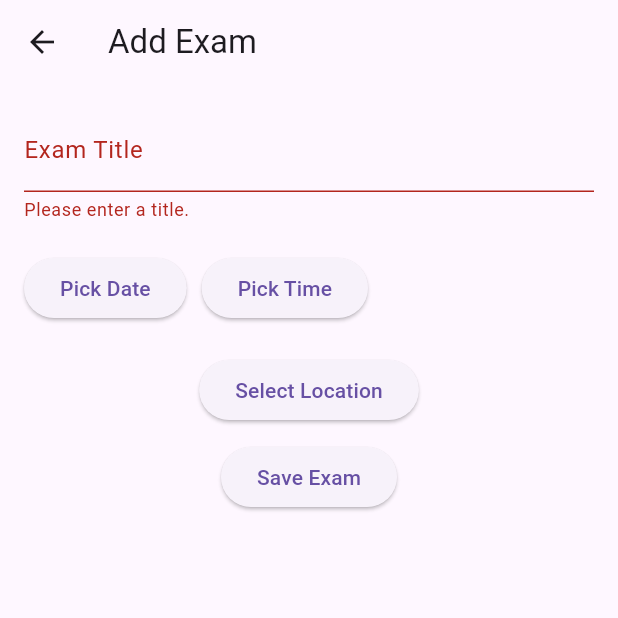
After one commit to GogoPro27/mobile-apps-mis, a Flutter app: the AddEventScreen screen opened directly, after a tap on "Save Exam", on a phone screen of 412 x 824 dp, the top half of it. The commit adds this screen. Run offline on Flutter 3.47's test engine with Material 3 defaults, Android fonts, the light colour scheme and no system bars; our stand-ins replace flutter_local_notifications, flutter_map, latlong2, table_calendar, timezone; network calls fail.

Commit message:
add lab 4

```diff
--- /dev/null
+++ b/lab_4/lib/main.dart
@@ -0,0 +1,29 @@
+import 'package:flutter/material.dart';
+import 'package:provider/provider.dart';
+import 'package:lab4/providers/exam_provider.dart';
+import 'package:lab4/screens/calendar_screen.dart';
+import 'package:lab4/screens/add_event_screen.dart';
+
+void main() {
+  runApp(const MyApp());
+}
+
+class MyApp extends StatelessWidget {
+  const MyApp({super.key});
+
+  @override
+  Widget build(BuildContext context) {
+    return ChangeNotifierProvider(
+      create: (_) => ExamProvider(),
+      child: MaterialApp(
+        title: 'Exam Schedule',
+        theme: ThemeData(primarySwatch: Colors.blue),
+        initialRoute: '/',
+        routes: {
+          '/': (context) => const CalendarScreen(),
+          '/add-event': (context) => const AddEventScreen(),
+        },
+      ),
+    );
+  }
+}
--- /dev/null
+++ b/lab_4/lib/models/exam_event.dart
@@ -0,0 +1,38 @@
+import 'package:latlong2/latlong.dart';
+
+class ExamEvent {
+  final String id;
+  final String title;
+  final DateTime dateTime;
+  final LatLng location;
+  final String locationName;
+
+  ExamEvent({
+    required this.id,
+    required this.title,
+    required this.dateTime,
+    required this.location,
+    required this.locationName,
+  });
+
+  Map<String, dynamic> toMap() {
+    return {
+      'id': id,
+      'title': title,
+      'dateTime': dateTime.toIso8601String(),
+      'latitude': location.latitude,
+      'longitude': location.longitude,
+      'locationName': locationName,
+    };
+  }
+
+  factory ExamEvent.fromMap(Map<String, dynamic> map) {
+    return ExamEvent(
+      id: map['id'],
+      title: map['title'],
+      dateTime: DateTime.parse(map['dateTime']),
+      location: LatLng(map['latitude'], map['longitude']),
+      locationName: map['locationName'],
+    );
+  }
+}
--- /dev/null
+++ b/lab_4/lib/providers/exam_provider.dart
@@ -0,0 +1,13 @@
+import 'package:flutter/foundation.dart';
+import 'package:lab4/models/exam_event.dart';
+
+class ExamProvider extends ChangeNotifier {
+  final List<ExamEvent> _exams = [];
+
+  List<ExamEvent> get exams => [..._exams];
+
+  void addExam(ExamEvent exam) {
+    _exams.add(exam);
+    notifyListeners();
+  }
+}
--- /dev/null
+++ b/lab_4/lib/screens/add_event_screen.dart
@@ -0,0 +1,152 @@
+import 'package:flutter/material.dart';
+import 'package:lab4/screens/map_screen.dart';
+import 'package:provider/provider.dart';
+import 'package:lab4/providers/exam_provider.dart';
+import 'package:lab4/models/exam_event.dart';
+import 'package:latlong2/latlong.dart';
+
+class AddEventScreen extends StatefulWidget {
+  const AddEventScreen({super.key});
+
+  @override
+  _AddEventScreenState createState() => _AddEventScreenState();
+}
+
+class _AddEventScreenState extends State<AddEventScreen> {
+  final _formKey = GlobalKey<FormState>();
+  String _title = '';
+  DateTime? _dateTime;
+  LatLng? _location;
+  String _locationName = '';
+
+  void _selectLocation() async {
+  final LatLng initialLocation = LatLng(42.0, 21.0); // Default location
+  final LatLng? selectedLocation = await Navigator.of(context).push(
+    MaterialPageRoute(
+      builder: (ctx) => MapScreen(
+        initialLocation: initialLocation,
+        isReadOnly: false, // Allow selecting a new location
+      ),
+    ),
+  );
+
+  if (selectedLocation != null) {
+    setState(() {
+      _location = selectedLocation;
+      _locationName = 'Selected Location'; // Replace with an actual name if needed
+    });
+  }
+}
+
+  void _pickDate() async {
+    final DateTime? pickedDate = await showDatePicker(
+      context: context,
+      initialDate: DateTime.now(),
+      firstDate: DateTime.now(),
+      lastDate: DateTime(2030),
+    );
+
+    if (pickedDate != null) {
+      setState(() {
+        _dateTime = pickedDate;
+      });
+    }
+  }
+
+  void _pickTime() async {
+    final TimeOfDay? pickedTime = await showTimePicker(
+      context: context,
+      initialTime: TimeOfDay.now(),
+    );
+
+    if (pickedTime != null) {
+      setState(() {
+        if (_dateTime != null) {
+          _dateTime = DateTime(
+            _dateTime!.year,
+            _dateTime!.month,
+            _dateTime!.day,
+            pickedTime.hour,
+            pickedTime.minute,
+          );
+        }
+      });
+    }
+  }
+
+  void _submitForm() {
+    if (_formKey.currentState!.validate() &&
+        _location != null &&
+        _dateTime != null) {
+      _formKey.currentState!.save();
+      Provider.of<ExamProvider>(context, listen: false).addExam(
+        ExamEvent(
+          id: DateTime.now().toString(),
+          title: _title,
+          dateTime: _dateTime!,
+          location: _location!,
+          locationName: _locationName,
+        ),
+      );
+      Navigator.of(context).pop(); // Navigate back to the previous screen
+    }
+  }
+
+  @override
+  Widget build(BuildContext context) {
+    return Scaffold(
+      appBar: AppBar(title: const Text('Add Exam')),
+      body: Padding(
+        padding: const EdgeInsets.all(16.0),
+        child: Form(
+          key: _formKey,
+          child: Column(
+            children: [
+              TextFormField(
+                decoration: const InputDecoration(labelText: 'Exam Title'),
+                onSaved: (value) => _title = value!,
+                validator: (value) {
+                  if (value!.isEmpty) {
+                    return 'Please enter a title.';
+                  }
+                  return null;
+                },
+              ),
+              const SizedBox(height: 20),
+              Row(
+                children: [
+                  ElevatedButton(
+                    onPressed: _pickDate,
+                    child: const Text('Pick Date'),
+                  ),
+                  const SizedBox(width: 10),
+                  ElevatedButton(
+                    onPressed: _pickTime,
+                    child: const Text('Pick Time'),
+                  ),
+                ],
+              ),
+              if (_dateTime != null)
+                Padding(
+                  padding: const EdgeInsets.only(top: 10.0),
+                  child: Text(
+                    'Selected Date & Time: ${_dateTime.toString()}',
+                  ),
+                ),
+              const SizedBox(height: 20),
+              ElevatedButton(
+                onPressed: _selectLocation,
+                child: const Text('Select Location'),
+              ),
+              const SizedBox(height: 10),
+              ElevatedButton(
+                onPressed: _submitForm,
+                child: const Text('Save Exam'),
+              ),
+            ],
+          ),
+        ),
+      ),
+    );
+  }
+}
--- /dev/null
+++ b/lab_4/lib/screens/calendar_screen.dart
@@ -0,0 +1,71 @@
+import 'package:flutter/material.dart';
+import 'package:lab4/screens/map_screen.dart';
+import 'package:provider/provider.dart';
+import 'package:table_calendar/table_calendar.dart';
+import 'package:lab4/providers/exam_provider.dart';
+import 'package:lab4/screens/add_event_screen.dart';
+
+
+class CalendarScreen extends StatelessWidget {
+  const CalendarScreen({super.key});
+
+  @override
+  Widget build(BuildContext context) {
+    final exams = Provider.of<ExamProvider>(context).exams;
+
+    return Scaffold(
+      appBar: AppBar(title: const Text('Exam Schedule')),
+      body: TableCalendar(
+        focusedDay: DateTime.now(),
+        firstDay: DateTime.utc(2020, 1, 1),
+        lastDay: DateTime.utc(2030, 12, 31),
+        eventLoader: (date) {
+          return exams.where((exam) {
+            return exam.dateTime.year == date.year &&
+                exam.dateTime.month == date.month &&
+                exam.dateTime.day == date.day;
+          }).toList();
+        },
+        onDaySelected: (selectedDay, focusedDay) {
+          final selectedExams = exams.where((exam) {
+            return exam.dateTime.year == selectedDay.year &&
+                exam.dateTime.month == selectedDay.month &&
+                exam.dateTime.day == selectedDay.day;
+          }).toList();
+
+          if (selectedExams.isNotEmpty) {
+            showModalBottomSheet(
+              context: context,
+              builder: (_) => ListView.builder(
+                itemCount: selectedExams.length,
+                itemBuilder: (ctx, index) {
+                  final exam = selectedExams[index];
+                  return ListTile(
+                    title: Text(exam.title),
+                    subtitle: Text(exam.locationName),
+                    onTap: () {
+                      Navigator.of(context).push(
+                        MaterialPageRoute(
+                          builder: (ctx) => MapScreen(
+                            initialLocation: exam.location,
+                            isReadOnly: true, // Prevent selecting a new location
+                          ),
+                        ),
+                      );
+                    },
+                  );
+                },
+              ),
+            );
+          }
+        },
+      ),
+      floatingActionButton: FloatingActionButton(
+        onPressed: () {
+          Navigator.of(context).pushNamed('/add-event');
+        },
+        child: const Icon(Icons.add),
+      ),
+    );
+  }
+}
```
Also changed, not shown: lab_4/analysis_options.yaml (added, +28 -0 lines), lab_4/lib/screens/map_screen.dart (added, +105 -0 lines), lab_4/pubspec.yaml (added, +29 -0 lines), my_first_app_223070/lib/main.dart (+0 -13 lines), lab_4/pubspec.lock (added), 128 other files.
